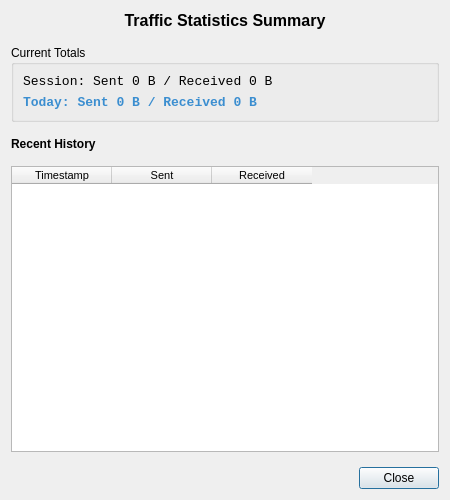
The window that pygui/dialogs/traffic.ui (Arean82/Tailscale-Headscale-Client) describes before a commit, drawn with Qt 5.
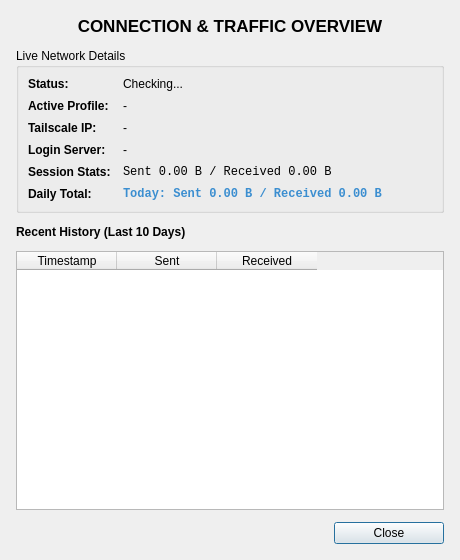
The same window after the commit.

Commit message: feat: add peer management dialog with filtering, sorting, and traffic stats interface

```diff
--- a/pygui/dialogs/traffic.ui
+++ b/pygui/dialogs/traffic.ui
@@ -6,8 +6,8 @@
    <rect>
     <x>0</x>
     <y>0</y>
-    <width>450</width>
-    <height>500</height>
+    <width>460</width>
+    <height>560</height>
    </rect>
   </property>
   <property name="windowTitle">
@@ -15,19 +15,31 @@
   </property>
   <layout class="QVBoxLayout" name="mainLayout">
    <property name="spacing">
-    <number>15</number>
+    <number>12</number>
+   </property>
+   <property name="leftMargin">
+    <number>16</number>
+   </property>
+   <property name="topMargin">
+    <number>16</number>
+   </property>
+   <property name="rightMargin">
+    <number>16</number>
+   </property>
+   <property name="bottomMargin">
+    <number>16</number>
    </property>
    <item>
     <widget class="QLabel" name="labelTitle">
      <property name="font">
       <font>
        <family>Segoe UI</family>
-       <pointsize>12</pointsize>
+       <pointsize>13</pointsize>
        <bold>true</bold>
       </font>
      </property>
      <property name="text">
-      <string>Traffic Statistics Summary</string>
+      <string>CONNECTION &amp; TRAFFIC OVERVIEW</string>
      </property>
      <property name="alignment">
       <set>Qt::AlignmentFlag::AlignCenter</set>
@@ -37,28 +49,134 @@
    <item>
     <widget class="QGroupBox" name="groupSummary">
      <property name="title">
-      <string>Current Totals</string>
+      <string>Live Network Details</string>
      </property>
-     <layout class="QVBoxLayout" name="summaryLayout">
-      <item>
+     <layout class="QFormLayout" name="formLayout">
+      <property name="horizontalSpacing">
+       <number>12</number>
+      </property>
+      <property name="verticalSpacing">
+       <number>8</number>
+      </property>
+      <item row="0" column="0">
+       <widget class="QLabel" name="lblStatus">
+        <property name="text">
+         <string>Status:</string>
+        </property>
+        <property name="font">
+         <font>
+          <bold>true</bold>
+         </font>
+        </property>
+       </widget>
+      </item>
+      <item row="0" column="1">
+       <widget class="QLabel" name="labelStatus">
+        <property name="text">
+         <string>Checking...</string>
+        </property>
+       </widget>
+      </item>
+      <item row="1" column="0">
+       <widget class="QLabel" name="lblProfile">
+        <property name="text">
+         <string>Active Profile:</string>
+        </property>
+        <property name="font">
+         <font>
+          <bold>true</bold>
+         </font>
+        </property>
+       </widget>
+      </item>
+      <item row="1" column="1">
+       <widget class="QLabel" name="labelActiveProfile">
+        <property name="text">
+         <string>-</string>
+        </property>
+       </widget>
+      </item>
+      <item row="2" column="0">
+       <widget class="QLabel" name="lblIP">
+        <property name="text">
+         <string>Tailscale IP:</string>
+        </property>
+        <property name="font">
+         <font>
+          <bold>true</bold>
+         </font>
+        </property>
+       </widget>
+      </item>
+      <item row="2" column="1">
+       <widget class="QLabel" name="labelActiveIP">
+        <property name="text">
+         <string>-</string>
+        </property>
+       </widget>
+      </item>
+      <item row="3" column="0">
+       <widget class="QLabel" name="lblServer">
+        <property name="text">
+         <string>Login Server:</string>
+        </property>
+        <property name="font">
+         <font>
+          <bold>true</bold>
+         </font>
+        </property>
+       </widget>
+      </item>
+      <item row="3" column="1">
+       <widget class="QLabel" name="labelLoginServer">
+        <property name="text">
+         <string>-</string>
+        </property>
+       </widget>
+      </item>
+      <item row="4" column="0">
+       <widget class="QLabel" name="lblSession">
+        <property name="text">
+         <string>Session Stats:</string>
+        </property>
+        <property name="font">
+         <font>
+          <bold>true</bold>
+         </font>
+        </property>
+       </widget>
+      </item>
+      <item row="4" column="1">
        <widget class="QLabel" name="labelStats">
         <property name="font">
          <font>
           <family>Courier New</family>
-          <pointsize>10</pointsize>
+          <pointsize>9</pointsize>
          </font>
         </property>
         <property name="text">
-         <string>Session: Sent 0 B / Received 0 B</string>
+         <string>Sent 0.00 B / Received 0.00 B</string>
         </property>
        </widget>
       </item>
-      <item>
+      <item row="5" column="0">
+       <widget class="QLabel" name="lblDaily">
+        <property name="text">
+         <string>Daily Total:</string>
+        </property>
+        <property name="font">
+         <font>
+          <bold>true</bold>
+         </font>
+        </property>
+       </widget>
+      </item>
+      <item row="5" column="1">
        <widget class="QLabel" name="labelDailyStats">
         <property name="font">
          <font>
           <family>Courier New</family>
-          <pointsize>10</pointsize>
+          <pointsize>9</pointsize>
           <bold>true</bold>
          </font>
         </property>
@@ -66,7 +184,7 @@
          <string>color: #3b8ed0;</string>
         </property>
         <property name="text">
-         <string>Today: Sent 0 B / Received 0 B</string>
+         <string>Today: Sent 0.00 B / Received 0.00 B</string>
         </property>
        </widget>
       </item>
@@ -81,7 +199,7 @@
       </font>
      </property>
      <property name="text">
-      <string>Recent History</string>
+      <string>Recent History (Last 10 Days)</string>
      </property>
     </widget>
    </item>
@@ -109,31 +227,16 @@
       <property name="text">
        <string>Timestamp</string>
       </property>
-      <property name="font">
-       <font>
-        <pointsize>8</pointsize>
-       </font>
-      </property>
      </column>
      <column>
       <property name="text">
        <string>Sent</string>
       </property>
-      <property name="font">
-       <font>
-        <pointsize>8</pointsize>
-       </font>
-      </property>
      </column>
      <column>
       <property name="text">
        <string>Received</string>
       </property>
-      <property name="font">
-       <font>
-        <pointsize>8</pointsize>
-       </font>
-      </property>
      </column>
     </widget>
    </item>
@@ -154,6 +257,12 @@
      </item>
      <item>
       <widget class="QPushButton" name="btnClose">
+       <property name="minimumSize">
+        <size>
+         <width>110</width>
+         <height>0</height>
+        </size>
+       </property>
        <property name="text">
         <string>Close</string>
        </property>
```
Left out of the diff: 2 changed lines with no effect on the pictures. The commit also changes 5 other files.
